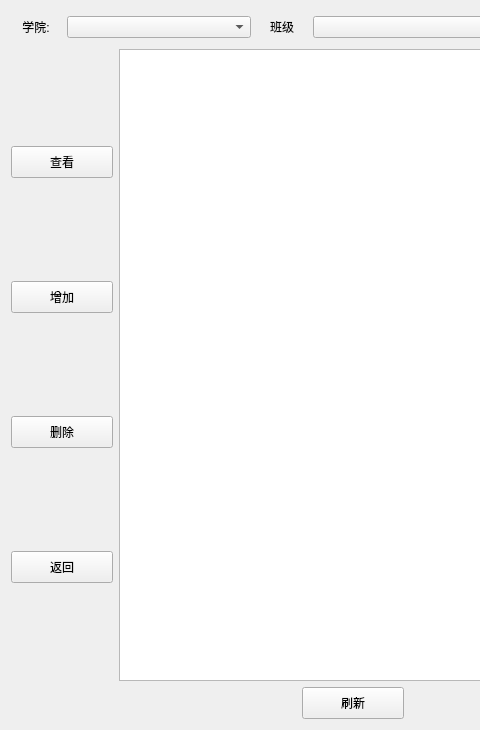
This is UI/database.ui in 1114907649/faceRecognize as Qt 5 draws it before an edit; both pictures show x 0 to 480 and y 0 to 730 of the 1107 by 730 pixel window. The edited form follows.
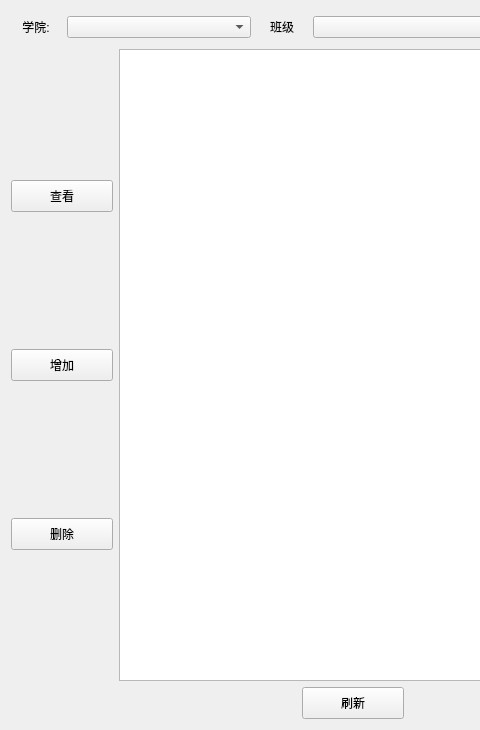
This is the edited form.

The edit to the form file:
```diff
--- a/UI/database.ui
+++ b/UI/database.ui
@@ -166,7 +166,7 @@
          <item>
           <layout class="QHBoxLayout" name="mid" stretch="1,9">
            <item>
-            <layout class="QVBoxLayout" name="verticalLayout" stretch="1,1,1,1">
+            <layout class="QVBoxLayout" name="verticalLayout" stretch="1,1,1">
              <item>
               <layout class="QHBoxLayout" name="horizontalLayout_18">
                <item>
@@ -200,17 +200,6 @@
                </item>
               </layout>
              </item>
-             <item>
-              <layout class="QHBoxLayout" name="horizontalLayout_16">
-               <item>
-                <widget class="QPushButton" name="back_bt_2">
-                 <property name="text">
-                  <string>返回</string>
-                 </property>
-                </widget>
-               </item>
-              </layout>
-             </item>
             </layout>
            </item>
            <item>
```
Left out of the diff: 4 changed lines with no effect on the pictures.
